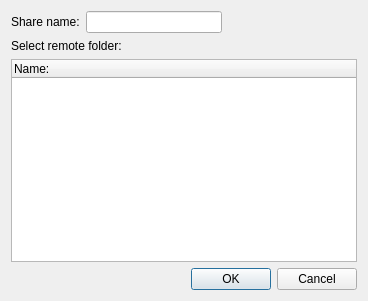
Qt form remotetreesdialog.ui (pcloudcom/psyncgui) before a commit.
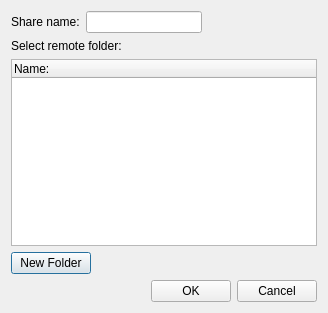
The same form after that commit.

Patch:
```diff
--- a/remotetreesdialog.ui
+++ b/remotetreesdialog.ui
@@ -6,8 +6,8 @@
    <rect>
     <x>0</x>
     <y>0</y>
-    <width>368</width>
-    <height>301</height>
+    <width>328</width>
+    <height>313</height>
    </rect>
   </property>
   <property name="windowTitle">
@@ -62,6 +62,30 @@
      </column>
     </widget>
    </item>
+   <item>
+    <layout class="QHBoxLayout" name="horizontalLayout_3">
+     <item>
+      <widget class="QPushButton" name="btnNewFolder">
+       <property name="text">
+        <string>New Folder</string>
+       </property>
+      </widget>
+     </item>
+     <item>
+      <spacer name="horizontalSpacer_3">
+       <property name="orientation">
+        <enum>Qt::Horizontal</enum>
+       </property>
+       <property name="sizeHint" stdset="0">
+        <size>
+         <width>40</width>
+         <height>20</height>
+        </size>
+       </property>
+      </spacer>
+     </item>
+    </layout>
+   </item>
    <item>
     <layout class="QHBoxLayout" name="horizontalLayout">
      <item>
```
